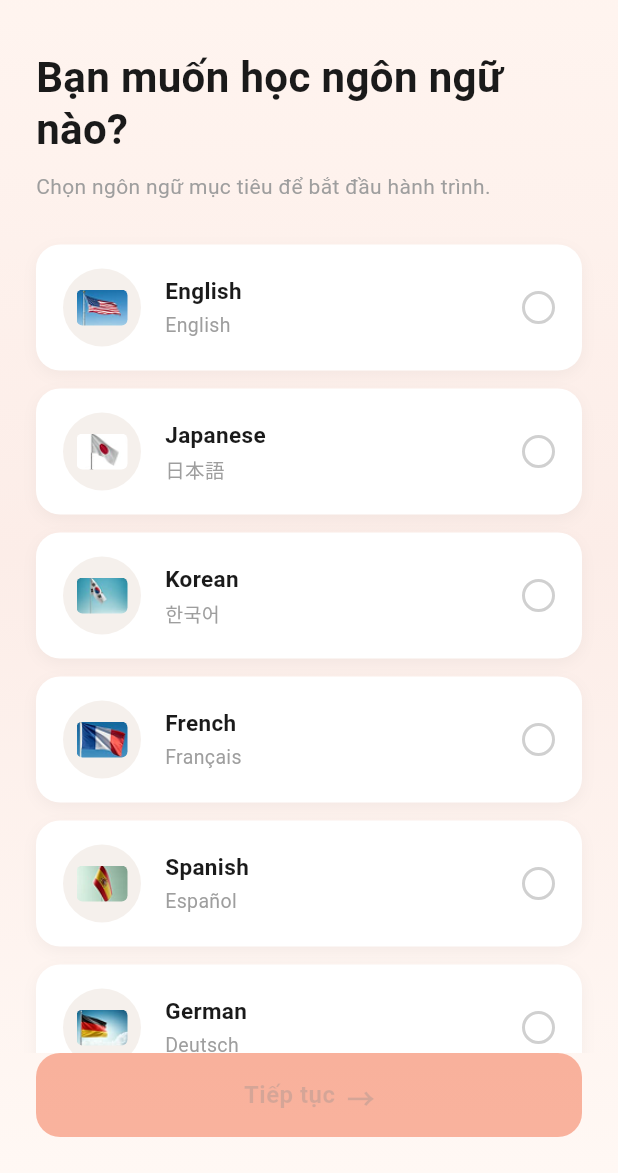
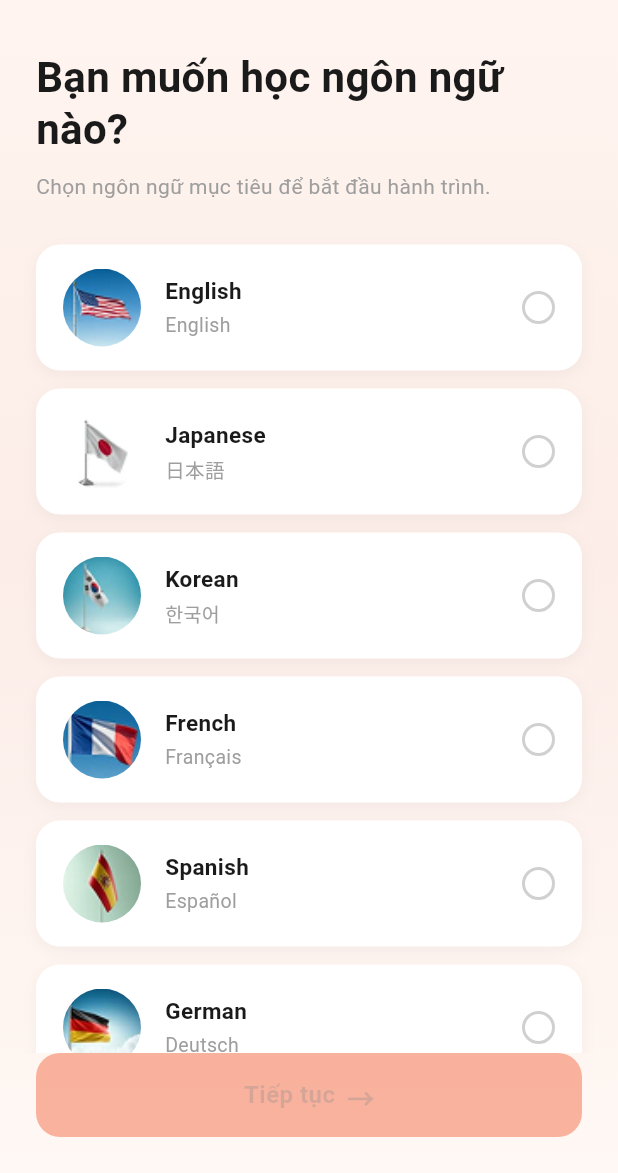
Before and after one commit to EXE-Milingo/Milingo-Mobile-App, a Flutter app: the ChooseLanguageScreen screen opened by its route, on a phone screen of 412 x 824 dp, the part 63-1236 px from its top. Run offline on Flutter 3.47's test engine with Material 3 defaults, Android fonts, the phone set to English and light mode, and no system bars; our stand-ins replace app_links, camera, dio, firebase_auth, firebase_core, firebase_storage and 10 more; missing offline and left inert: firebase_app_check; accounts and stored records are empty; generated files the repository leaves out were written again; network calls fail; project files that could hold a hidden picture were left out.

Commit message:
FIX FLAG

```diff
--- a/lib/features/auth/screens/choose_language_screen.dart
+++ b/lib/features/auth/screens/choose_language_screen.dart
@@ -291,13 +291,9 @@ class _LanguageCard extends StatelessWidget {
             Container(
               width: 52,
               height: 52,
-              decoration: const BoxDecoration(
-                color: Color(0xFFF5F0EC),
-                shape: BoxShape.circle,
-              ),
-              child: Center(
-                child: _LanguageFlag(language: language),
-              ),
+              clipBehavior: Clip.antiAlias,
+              decoration: const BoxDecoration(shape: BoxShape.circle),
+              child: _LanguageFlag(language: language),
             ),
             const SizedBox(width: 16),
             Expanded(
@@ -365,17 +361,16 @@ class _LanguageFlag extends StatelessWidget {
       return Text(language.flag, style: const TextStyle(fontSize: 28));
     }
 
-    return ClipRRect(
-      borderRadius: BorderRadius.circular(4),
-      child: Image.asset(
-        assetPath,
-        width: 34,
-        height: 24,
-        fit: BoxFit.cover,
-        errorBuilder: (_, __, ___) {
-          return Text(language.flag, style: const TextStyle(fontSize: 28));
-        },
-      ),
+    return Image.asset(
+      assetPath,
+      width: 52,
+      height: 52,
+      fit: BoxFit.cover,
+      errorBuilder: (_, __, ___) {
+        return Center(
+          child: Text(language.flag, style: const TextStyle(fontSize: 28)),
+        );
+      },
     );
   }
 }
```
